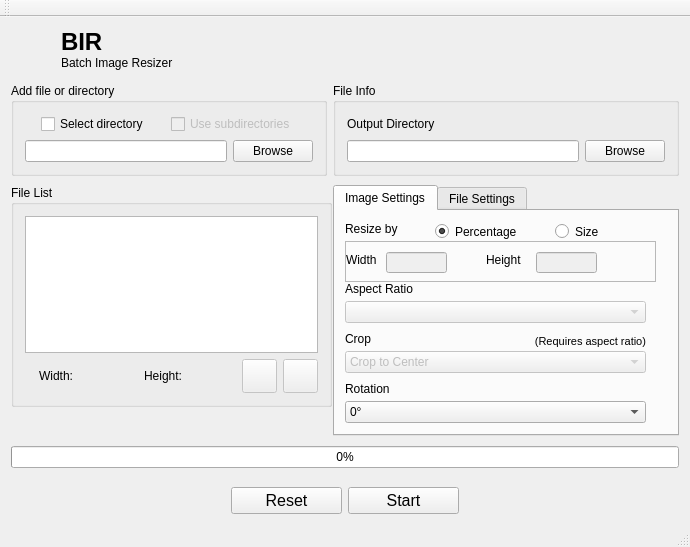
agronick/BIR, file bir.ui: the form before one commit.
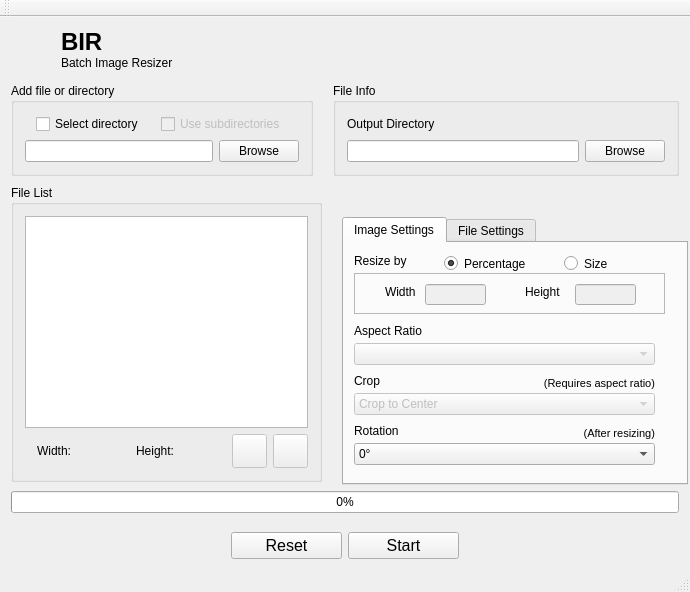
The form after the commit. Icons and pictures are not drawn.

```diff
--- a/bir.ui
+++ b/bir.ui
@@ -10,13 +10,13 @@
     <x>0</x>
     <y>0</y>
     <width>690</width>
-    <height>547</height>
+    <height>592</height>
    </rect>
   </property>
   <property name="minimumSize">
    <size>
     <width>690</width>
-    <height>547</height>
+    <height>592</height>
    </size>
   </property>
   <property name="maximumSize">
@@ -101,6 +101,9 @@
     </item>
     <item>
      <layout class="QHBoxLayout" name="horizontalLayout_3">
+      <property name="spacing">
+       <number>20</number>
+      </property>
       <property name="sizeConstraint">
        <enum>QLayout::SetFixedSize</enum>
       </property>
@@ -266,7 +269,7 @@
     <item>
      <layout class="QHBoxLayout" name="horizontalLayout_4" stretch="1,0">
       <property name="spacing">
-       <number>1</number>
+       <number>20</number>
       </property>
       <property name="sizeConstraint">
        <enum>QLayout::SetFixedSize</enum>
@@ -275,7 +278,7 @@
        <number>3</number>
       </property>
       <property name="bottomMargin">
-       <number>33</number>
+       <number>3</number>
       </property>
       <item>
        <widget class="QGroupBox" name="fileList_2">
@@ -407,7 +410,7 @@
         <property name="minimumSize">
          <size>
           <width>346</width>
-          <height>251</height>
+          <height>268</height>
          </size>
         </property>
         <property name="maximumSize">
@@ -442,7 +445,7 @@
           <property name="geometry">
            <rect>
             <x>10</x>
-            <y>140</y>
+            <y>150</y>
             <width>301</width>
             <height>22</height>
            </rect>
@@ -477,7 +480,7 @@
           <property name="geometry">
            <rect>
             <x>10</x>
-            <y>170</y>
+            <y>180</y>
             <width>71</width>
             <height>16</height>
            </rect>
@@ -490,7 +493,7 @@
           <property name="geometry">
            <rect>
             <x>10</x>
-            <y>70</y>
+            <y>80</y>
             <width>111</width>
             <height>16</height>
            </rect>
@@ -561,7 +564,7 @@
            <widget class="QLabel" name="label_3">
             <property name="geometry">
              <rect>
-              <x>0</x>
+              <x>30</x>
               <y>10</y>
               <width>55</width>
               <height>15</height>
@@ -577,7 +580,7 @@
             </property>
             <property name="geometry">
              <rect>
-              <x>190</x>
+              <x>220</x>
               <y>10</y>
               <width>61</width>
               <height>21</height>
@@ -587,7 +590,7 @@
            <widget class="QLabel" name="label_4">
             <property name="geometry">
              <rect>
-              <x>140</x>
+              <x>170</x>
               <y>10</y>
               <width>55</width>
               <height>15</height>
@@ -603,7 +606,7 @@
             </property>
             <property name="geometry">
              <rect>
-              <x>40</x>
+              <x>70</x>
               <y>10</y>
               <width>61</width>
               <height>21</height>
@@ -619,7 +622,7 @@
           <property name="geometry">
            <rect>
             <x>160</x>
-            <y>120</y>
+            <y>130</y>
             <width>151</width>
             <height>20</height>
            </rect>
@@ -640,7 +643,7 @@
           <property name="geometry">
            <rect>
             <x>10</x>
-            <y>190</y>
+            <y>200</y>
             <width>301</width>
             <height>22</height>
            </rect>
@@ -692,7 +695,7 @@
           <property name="geometry">
            <rect>
             <x>10</x>
-            <y>90</y>
+            <y>100</y>
             <width>301</width>
             <height>22</height>
            </rect>
@@ -724,8 +727,8 @@
           <property name="geometry">
            <rect>
             <x>10</x>
-            <y>120</y>
-            <width>301</width>
+            <y>130</y>
+            <width>131</width>
             <height>16</height>
            </rect>
           </property>
@@ -749,7 +752,27 @@
            <string>Size</string>
           </property>
          </widget>
-         <zorder>cropMode</zorder>
+         <widget class="QLabel" name="label_10">
+          <property name="geometry">
+           <rect>
+            <x>160</x>
+            <y>180</y>
+            <width>151</width>
+            <height>20</height>
+           </rect>
+          </property>
+          <property name="font">
+           <font>
+            <pointsize>8</pointsize>
+           </font>
+          </property>
+          <property name="text">
+           <string>(After resizing)</string>
+          </property>
+          <property name="alignment">
+           <set>Qt::AlignRight|Qt::AlignTrailing|Qt::AlignVCenter</set>
+          </property>
+         </widget>
          <zorder>label_7</zorder>
          <zorder>label_6</zorder>
          <zorder>sizeModePager</zorder>
```
Left out of the diff: 20 changed lines with no effect on the pictures.
